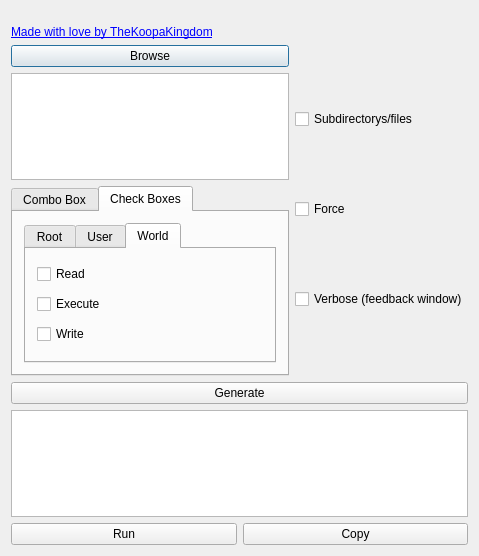
Old version of the form dialog.ui in the repository CodingKoopa/chmod-generator.
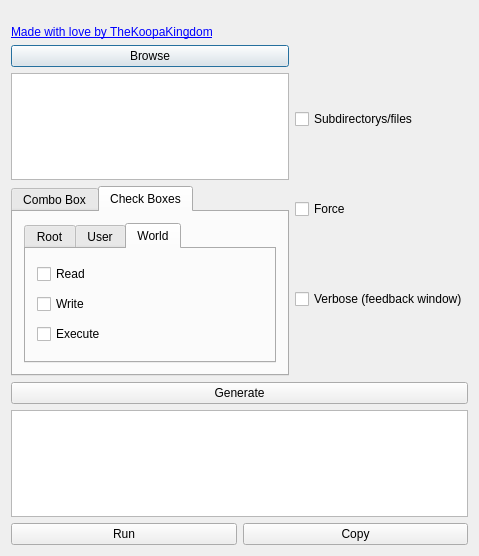
New version of the form.

Commit message: Added dialog when user presses Run without generation command, and fixed recent path bug (somewhere between now and Release 1, the feature never wrote to recentpath.txt, only read it).

Diff of the .ui file:
```diff
--- a/dialog.ui
+++ b/dialog.ui
@@ -213,13 +213,6 @@
                </property>
               </widget>
              </item>
-             <item>
-              <widget class="QCheckBox" name="wExeBox">
-               <property name="text">
-                <string>Execute</string>
-               </property>
-              </widget>
-             </item>
              <item>
               <widget class="QCheckBox" name="wWriteBox">
                <property name="text">
@@ -227,6 +220,13 @@
                </property>
               </widget>
              </item>
+             <item>
+              <widget class="QCheckBox" name="wExeBox">
+               <property name="text">
+                <string>Execute</string>
+               </property>
+              </widget>
+             </item>
             </layout>
            </widget>
           </widget>
```
Left out of the diff: 14 changed lines with no effect on the pictures. The commit also changes 3 other files.
